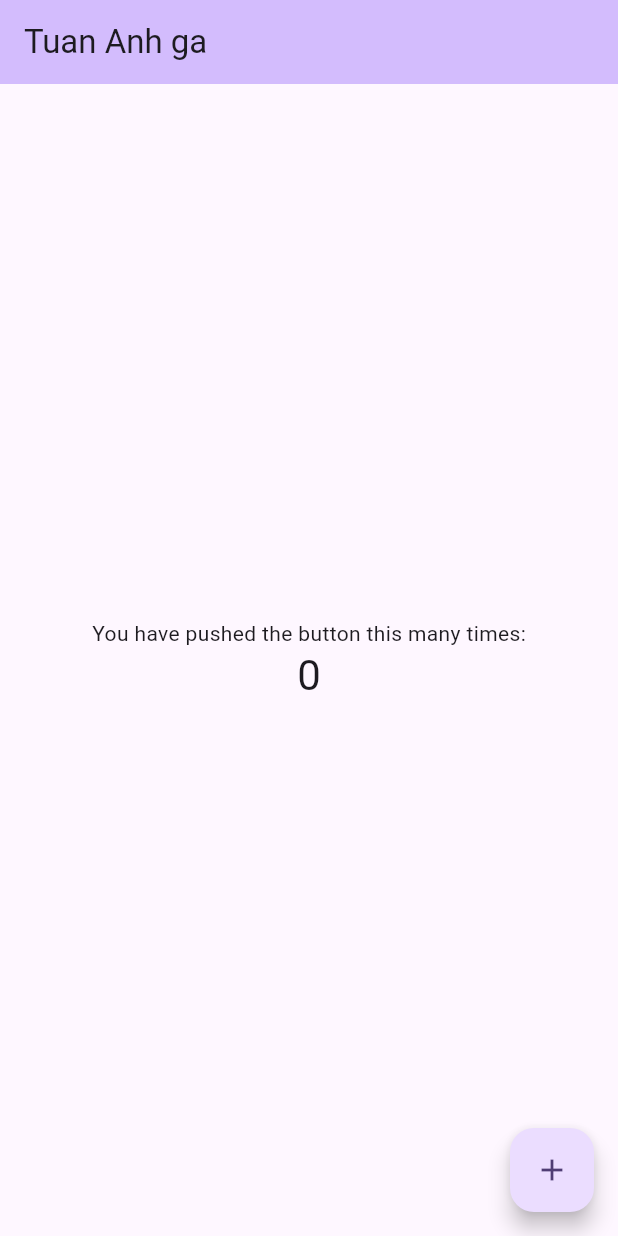
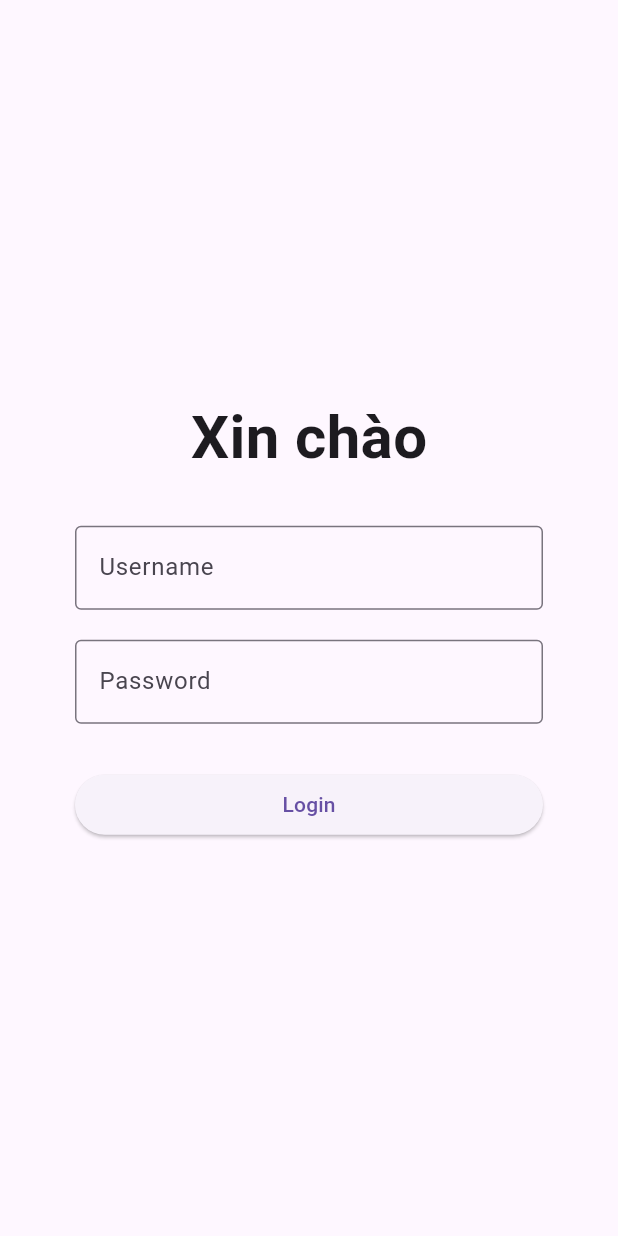
Before and after one commit to StephenTanh/School-Project, a Flutter app: the screen it shows after launch, on a phone screen of 412 x 824 dp. Run offline on Flutter 3.47's test engine with Material 3 defaults, Android fonts, the phone set to English and light mode, and no system bars.

Commit message:
Nothing happen

```diff
--- /dev/null
+++ b/lib/home_page.dart
@@ -0,0 +1,17 @@
+import 'package:flutter/material.dart';
+
+class HomePage extends StatelessWidget {
+  const HomePage({super.key});
+
+  @override
+  Widget build(BuildContext context) {
+    return Scaffold(
+      appBar: AppBar(title: const Text("Home Page")),
+      body: const Center(
+        child: Text("Hello, World!", style: TextStyle(
+          fontSize: 24,
+          color: Color.fromRGBO(229, 47, 47, 0.5))),
+      ),
+    );
+  }
+}
--- a/lib/main.dart
+++ b/lib/main.dart
@@ -1,4 +1,5 @@
 import 'package:flutter/material.dart';
+import 'home_page.dart';
 
 void main() {
   runApp(const MyApp());
@@ -7,70 +8,83 @@ void main() {
 class MyApp extends StatelessWidget {
   const MyApp({super.key});
 
-
   @override
   Widget build(BuildContext context) {
-    return MaterialApp(
-      title: 'Flutter Im not IN',
-      debugShowCheckedModeBanner: false,
-      theme: ThemeData(
-        colorScheme: .fromSeed(seedColor: Colors.deepPurple),
-      ),
-      home: const MyHomePage(title: 'Tuan Anh ga'),
+    return MaterialApp(debugShowCheckedModeBanner: false,
+
+    home: LoginPage()
     );
   }
 }
 
-class MyHomePage extends StatefulWidget {
-  const MyHomePage({super.key, required this.title});
+class LoginPage extends StatelessWidget {
+  LoginPage({super.key});
 
-  final String title;
-
-  @override
-  State<MyHomePage> createState() => _MyHomePageState();
-}
-
-
-class _MyHomePageState extends State<MyHomePage> {
-  int _counter = 0;
-
-  void _incrementCounter() {
-    setState(() {
-
-      _counter++;
-    });
-  }
-
+  final usernameController = TextEditingController();
+  final passwordController = TextEditingController();
 
   @override
   Widget build(BuildContext context) {
+    return Scaffold(
+      // appBar: AppBar(title: const Text("Login")),
 
-    return Scaffold(
-      appBar: AppBar(
-
-        backgroundColor: Theme.of(context).colorScheme.inversePrimary,
-
-        title: Text(widget.title),
-      ),
-      body: Center(
+      body: Padding(
+        padding: const EdgeInsets.all(50),
 
         child: Column(
+          mainAxisAlignment: MainAxisAlignment.center,
 
-          mainAxisAlignment: .center,
           children: [
-            const Text('You have pushed the button this many times:'),
-            Text(
-              '$_counter',
-              style: Theme.of(context).textTheme.headlineMedium,
+            const Text(
+              "Xin chào",
+              style: TextStyle(fontSize: 40, fontWeight: FontWeight.bold),
+            ),
+
+            const SizedBox(height: 30),
+
+            TextField(
+              controller: usernameController,
+              decoration: const InputDecoration(
+                labelText: "Username",
+                border: OutlineInputBorder(),
+              ),
+            ),
+
+            const SizedBox(height: 20),
+
+            TextField(
+              controller: passwordController,
+              obscureText: true,
+              decoration: const InputDecoration(
+                labelText: "Password",
+                border: OutlineInputBorder(),
+              ),
+            ),
+
+            const SizedBox(height: 30),
+
+            SizedBox(
+              width: double.infinity,
+              child: ElevatedButton(
+                onPressed: () {
+                  if (usernameController.text == "admin" &&
+                      passwordController.text == "123456") {
+                        Navigator.push(
+                        context,
+                        MaterialPageRoute(builder: (context) => const HomePage()),
+                    );
+                  } else {
+                    ScaffoldMessenger.of(context).showSnackBar(
+                      const SnackBar(content: Text("Invalid username or password.")),
+                    );
+                  }
+                },
+                child: const Text("Login"),
+              ),
             ),
           ],
         ),
       ),
-      floatingActionButton: FloatingActionButton(
-        onPressed: _incrementCounter,
-        tooltip: 'Increment',
-        child: const Icon(Icons.add),
-      ),
     );
   }
 }
```
